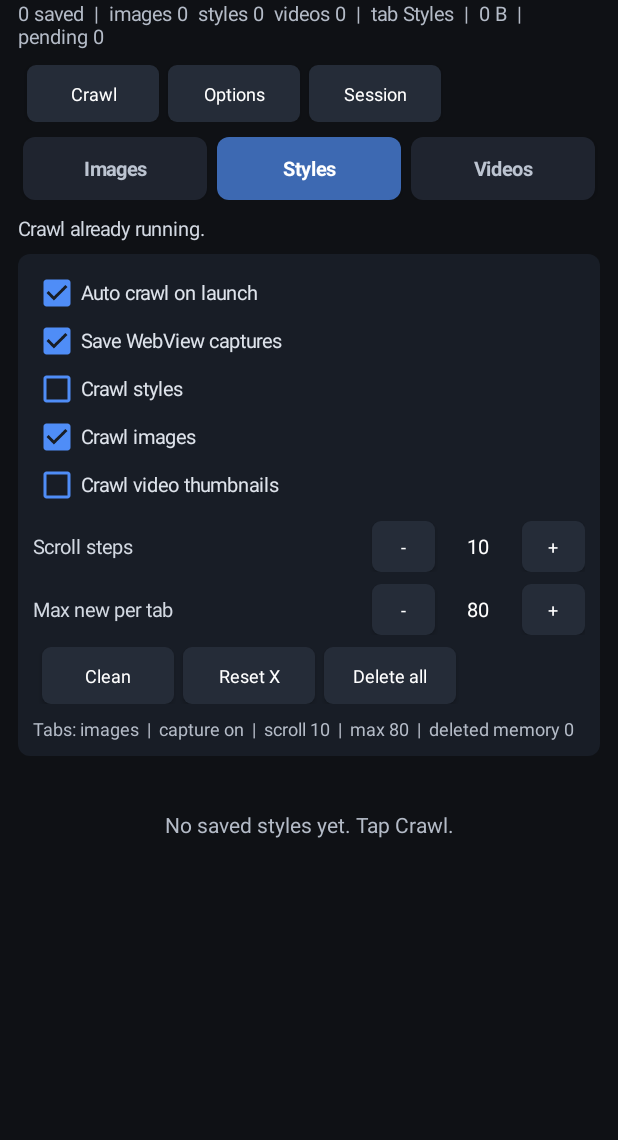
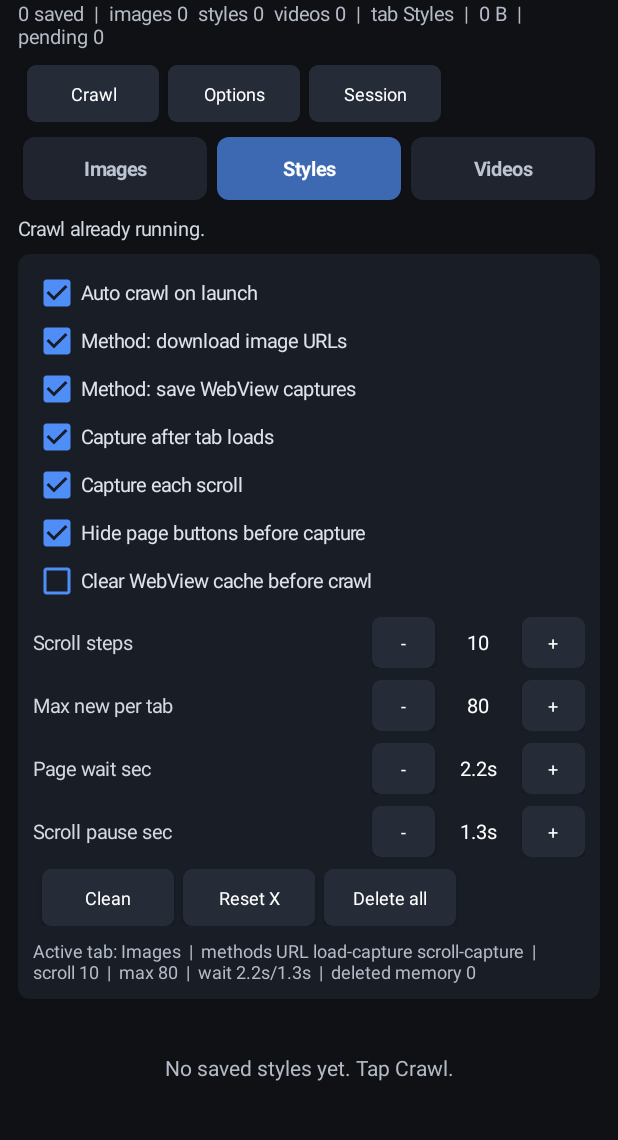
Before and after one commit to dicacros-gif/mcodex, an Android app: the screen it shows after launch (MainActivity), after a tap on "Options", on a phone screen of 412 x 824 dp, the part 62-1202 px from its top. Run offline under Robolectric (Android 15) with nearby library versions, the phone set to English and light mode, and no system bars; pictures from the network do not load; 3 other taps on this screen came first.

Commit message:
Add Android crawl fallback options

```diff
--- a/app/src/main/java/com/dicacros/mcodex/MainActivity.java
+++ b/app/src/main/java/com/dicacros/mcodex/MainActivity.java
@@ -136,21 +136,32 @@ public class MainActivity extends Activity {
     private TextView optionsSummaryText;
     private TextView scrollValueText;
     private TextView maxPerTabValueText;
+    private TextView pageWaitValueText;
+    private TextView scrollPauseValueText;
     private CheckBox autoStartCheck;
+    private CheckBox downloadUrlsCheck;
     private CheckBox captureScreensCheck;
-    private CheckBox stylesCheck;
-    private CheckBox imagesCheck;
-    private CheckBox videosCheck;
+    private CheckBox captureOnLoadCheck;
+    private CheckBox captureEachScrollCheck;
+    private CheckBox stripPageChromeCheck;
+    private CheckBox clearCacheBeforeCrawlCheck;
     private String userAgent;
     private int targetIndex;
     private int scrollStep;
     private int pendingDownloads;
     private int scrollSteps;
     private int maxPerTab;
+    private int pageWaitMs;
+    private int scrollPauseMs;
     private final int[] queuedByTab = new int[KINDS.length];
     private final Button[] kindTabButtons = new Button[KINDS.length];
     private boolean autoStart;
+    private boolean downloadUrls;
     private boolean captureScreens;
+    private boolean captureOnLoad;
+    private boolean captureEachScroll;
+    private boolean stripPageChrome;
+    private boolean clearCacheBeforeCrawl;
     private boolean includeStyles;
     private boolean includeImages;
     private boolean includeVideos;
@@ -320,15 +331,19 @@ public class MainActivity extends Activity {
         panel.addView(checks);
 
         autoStartCheck = optionCheck("Auto crawl on launch", autoStart);
-        captureScreensCheck = optionCheck("Save WebView captures", captureScreens);
-        stylesCheck = optionCheck("Crawl styles", includeStyles);
-        imagesCheck = optionCheck("Crawl images", includeImages);
-        videosCheck = optionCheck("Crawl video thumbnails", includeVideos);
+        downloadUrlsCheck = optionCheck("Method: download image URLs", downloadUrls);
+        captureScreensCheck = optionCheck("Method: save WebView captures", captureScreens);
+        captureOnLoadCheck = optionCheck("Capture after tab loads", captureOnLoad);
+        captureEachScrollCheck = optionCheck("Capture each scroll", captureEachScroll);
+        stripPageChromeCheck = optionCheck("Hide page buttons before capture", stripPageChrome);
+        clearCacheBeforeCrawlCheck = optionCheck("Clear WebView cache before crawl", clearCacheBeforeCrawl);
         checks.addView(autoStartCheck);
+        checks.addView(downloadUrlsCheck);
         checks.addView(captureScreensCheck);
-        checks.addView(stylesCheck);
-        checks.addView(imagesCheck);
-        checks.addView(videosCheck);
+        checks.addView(captureOnLoadCheck);
+        checks.addView(captureEachScrollCheck);
+        checks.addView(stripPageChromeCheck);
+        checks.addView(clearCacheBeforeCrawlCheck);
 
         View.OnClickListener optionChanged = v -> {
             syncOptionsFromUi();
@@ -336,13 +351,17 @@ public class MainActivity extends Activity {
             updateOptionsSummary();
         };
         autoStartCheck.setOnClickListener(optionChanged);
+        downloadUrlsCheck.setOnClickListener(optionChanged);
         captureScreensCheck.setOnClickListener(optionChanged);
-        stylesCheck.setOnClickListener(optionChanged);
-        imagesCheck.setOnClickListener(optionChanged);
-        videosCheck.setOnClickListener(optionChanged);
-
-        panel.addView(numberOptionRow("Scroll steps", () -> changeScrollSteps(-1), () -> changeScrollSteps(1), true));
-        panel.addView(numberOptionRow("Max new per tab", () -> changeMaxPerTab(-10), () -> changeMaxPerTab(10), false));
+        captureOnLoadCheck.setOnClickListener(optionChanged);
+        captureEachScrollCheck.setOnClickListener(optionChanged);
+        stripPageChromeCheck.setOnClickListener(optionChanged);
+        clearCacheBeforeCrawlCheck.setOnClickListener(optionChanged);
+
+        panel.addView(numberOptionRow("Scroll steps", () -> changeScrollSteps(-1), () -> changeScrollSteps(1), 0));
+        panel.addView(numberOptionRow("Max new per tab", () -> changeMaxPerTab(-10), () -> changeMaxPerTab(10), 1));
+        panel.addView(numberOptionRow("Page wait sec", () -> changePageWait(-500), () -> changePageWait(500), 2));
+        panel.addView(numberOptionRow("Scroll pause sec", () -> changeScrollPause(-250), () -> changeScrollPause(250), 3));
 
         LinearLayout actions = new LinearLayout(this);
         actions.setOrientation(LinearLayout.HORIZONTAL);
@@ -414,7 +433,7 @@ public class MainActivity extends Activity {
         }
     }
 
-    private LinearLayout numberOptionRow(String label, Runnable minus, Runnable plus, boolean scrollRow) {
+    private LinearLayout numberOptionRow(String label, Runnable minus, Runnable plus, int valueKind) {
         LinearLayout row = new LinearLayout(this);
         row.setOrientation(LinearLayout.HORIZONTAL);
         row.setGravity(Gravity.CENTER_VERTICAL);
@@ -440,10 +459,14 @@ public class MainActivity extends Activity {
         plusButton.setOnClickListener(v -> plus.run());
         row.addView(plusButton, new LinearLayout.LayoutParams(dp(42), dp(34)));
 
-        if (scrollRow) {
+        if (valueKind == 0) {
             scrollValueText = valueView;
+        } else if (valueKind == 1) {
+            maxPerTabValueText = valueView;
+        } else if (valueKind == 2) {
+            pageWaitValueText = valueView;
         } else {
-            maxPerTabValueText = valueView;
+            scrollPauseValueText = valueView;
         }
         updateNumberLabels();
         return row;
@@ -461,12 +484,19 @@ public class MainActivity extends Activity {
 
     private void loadOptions() {
         autoStart = prefs.getBoolean("autoStart", true);
+        downloadUrls = prefs.getBoolean("downloadUrls", true);
         captureScreens = prefs.getBoolean("captureScreens", true);
+        captureOnLoad = prefs.getBoolean("captureOnLoad", true);
+        captureEachScroll = prefs.getBoolean("captureEachScroll", true);
+        stripPageChrome = prefs.getBoolean("stripPageChrome", true);
+        clearCacheBeforeCrawl = prefs.getBoolean("clearCacheBeforeCrawl", false);
         includeStyles = prefs.getBoolean("includeStyles", true);
         includeImages = prefs.getBoolean("includeImages", true);
         includeVideos = prefs.getBoolean("includeVideos", true);
         scrollSteps = clamp(prefs.getInt("scrollSteps", DEFAULT_SCROLL_STEPS), 1, 30);
         maxPerTab = clamp(prefs.getInt("maxPerTab", DEFAULT_MAX_PER_TAB), 10, 300);
+        pageWaitMs = clamp(prefs.getInt("pageWaitMs", 2200), 800, 8000);
+        scrollPauseMs = clamp(prefs.getInt("scrollPauseMs", 1300), 500, 5000);
         activeKind = prefs.getString("activeKind", "images");
         if (!"images".equals(activeKind) && !"styles".equals(activeKind) && !"videos".equals(activeKind)) {
             activeKind = "images";
@@ -478,21 +508,30 @@ public class MainActivity extends Activity {
             return;
         }
         autoStart = autoStartCheck.isChecked();
+        downloadUrls = downloadUrlsCheck.isChecked();
         captureScreens = captureScreensCheck.isChecked();
-        includeStyles = stylesCheck.isChecked();
-        includeImages = imagesCheck.isChecked();
-        includeVideos = videosCheck.isChecked();
+        captureOnLoad = captureOnLoadCheck.isChecked();
+        captureEachScroll = captureEachScrollCheck.isChecked();
+        stripPageChrome = stripPageChromeCheck.isChecked();
+        clearCacheBeforeCrawl = clearCacheBeforeCrawlCheck.isChecked();
     }
 
     private void saveOptions() {
         prefs.edit()
                 .putBoolean("autoStart", autoStart)
+                .putBoolean("downloadUrls", downloadUrls)
                 .putBoolean("captureScreens", captureScreens)
+                .putBoolean("captureOnLoad", captureOnLoad)
+                .putBoolean("captureEachScroll", captureEachScroll)
+                .putBoolean("stripPageChrome", stripPageChrome)
+                .putBoolean("clearCacheBeforeCrawl", clearCacheBeforeCrawl)
                 .putBoolean("includeStyles", includeStyles)
                 .putBoolean("includeImages", includeImages)
                 .putBoolean("includeVideos", includeVideos)
                 .putInt("scrollSteps", scrollSteps)
                 .putInt("maxPerTab", maxPerTab)
+                .putInt("pageWaitMs", pageWaitMs)
+                .putInt("scrollPauseMs", scrollPauseMs)
                 .putString("activeKind", activeKind)
                 .apply();
     }
@@ -502,23 +541,25 @@ public class MainActivity extends Activity {
         if (optionsSummaryText == null) {
             return;
         }
-        String tabs = "";
-        if (includeStyles) {
-            tabs += "styles ";
-        }
-        if (includeImages) {
-            tabs += "images ";
-        }
-        if (includeVideos) {
-            tabs += "videos ";
-        }
-        if (tabs.length() == 0) {
-            tabs = "none";
-        }
-        optionsSummaryText.setText("Tabs: " + tabs.trim()
-                + "  |  capture " + (captureScreens ? "on" : "off")
+        String methods = "";
+        if (downloadUrls) {
+            methods += "URL ";
+        }
+        if (captureScreens && captureOnLoad) {
+            methods += "load-capture ";
+        }
+        if (captureScreens && captureEachScroll) {
+            methods += "scroll-capture ";
+        }
+        if (methods.length() == 0) {
+            methods = "none";
+        }
+        optionsSummaryText.setText("Active tab: " + displayKind(activeKind)
+                + "  |  methods " + methods.trim()
                 + "  |  scroll " + scrollSteps
                 + "  |  max " + maxPerTab
+                + "  |  wait " + formatSeconds(pageWaitMs)
+                + "/" + formatSeconds(scrollPauseMs)
                 + "  |  deleted memory " + deletedKeys.size());
     }
 
@@ -528,6 +569,12 @@ public class MainActivity extends Activity {
         }
         if (maxPerTabValueText != null) {
             maxPerTabValueText.setText(String.valueOf(maxPerTab));
+        }
+        if (pageWaitValueText != null) {
+            pageWaitValueText.setText(formatSeconds(pageWaitMs));
+        }
+        if (scrollPauseValueText != null) {
+            scrollPauseValueText.setText(formatSeconds(scrollPauseMs));
         }
     }
 
@@ -539,6 +586,18 @@ public class MainActivity extends Activity {
 
     private void changeMaxPerTab(int delta) {
         maxPerTab = clamp(maxPerTab + delta, 10, 300);
+        saveOptions();
+        updateOptionsSummary();
+    }
+
+    private void changePageWait(int delta) {
+        pageWaitMs = clamp(pageWaitMs + delta, 800, 8000);
+        saveOptions();
+        updateOptionsSummary();
+    }
+
+    private void changeScrollPause(int delta) {
+        scrollPauseMs = clamp(scrollPauseMs + delta, 500, 5000);
         saveOptions();
         updateOptionsSummary();
     }
@@ -675,7 +734,12 @@ public class MainActivity extends Activity {
                 }
                 setStatus("Loaded " + LABELS[targetIndex] + ". Reading visible thumbnails...");
                 scrollStep = 0;
-                mainHandler.postDelayed(MainActivity.this::crawlStep, 2200);
+                mainHandler.postDelayed(() -> {
+                    if (captureScreens && captureOnLoad) {
+                        captureVisiblePage(KINDS[targetIndex], LABELS[targetIndex], targetIndex);
+                    }
+                    mainHandler.postDelayed(MainActivity.this::crawlStep, 350);
+                }, pageWaitMs);
             }
         });
     }
@@ -710,9 +774,16 @@ public class MainActivity extends Activity {
         syncOptionsFromUi();
         setOnlyActiveKindEnabled();
         saveOptions();
+        if (!downloadUrls && !(captureScreens && (captureOnLoad || captureEachScroll))) {
+            setStatus("Turn on at least one method in Options.");
+            return;
+        }
         if (!hasEnabledTab()) {
             setStatus("Select Images, Styles, or Videos.");
             return;
+        }
+        if (clearCacheBeforeCrawl) {
+            webView.clearCache(false);
         }
         crawling = true;
         for (int i = 0; i < queuedByTab.length; i++) {
@@ -728,11 +799,6 @@ public class MainActivity extends Activity {
         includeStyles = "styles".equals(activeKind);
         includeImages = "images".equals(activeKind);
         includeVideos = "videos".equals(activeKind);
-        if (stylesCheck != null) {
-            stylesCheck.setChecked(includeStyles);
-            imagesCheck.setChecked(includeImages);
-            videosCheck.setChecked(includeVideos);
-        }
         updateOptionsSummary();
     }
 
@@ -756,13 +822,13 @@ public class MainActivity extends Activity {
             return;
         }
 
-        extractVisibleUrls();
+        extractVisibleUrls(captureScreens && captureEachScroll);
 
         if (scrollStep < scrollSteps) {
             scrollStep++;
             webView.evaluateJavascript(SCROLL_JS, value -> {
                 setStatus("Crawling " + LABELS[targetIndex] + " " + scrollStep + "/" + scrollSteps);
-                mainHandler.postDelayed(MainActivity.this::crawlStep, 1300);
+                mainHandler.postDelayed(MainActivity.this::crawlStep, scrollPauseMs);
             });
             return;
         }
@@ -772,7 +838,7 @@ public class MainActivity extends Activity {
         mainHandler.postDelayed(this::loadTarget, 700);
     }
 
-    private void extractVisibleUrls() {
+    private void extractVisibleUrls(boolean allowCapture) {
         final int kindIndex = targetIndex;
         final String kind = KINDS[kindIndex];
         final String label = LABELS[kindIndex];
@@ -789,7 +855,7 @@ public class MainActivity extends Activity {
                     return;
                 }
 
-                if (urls != null) {
+                if (downloadUrls && urls != null) {
                     for (int i = 0; i < urls.length(); i++) {
                         if (queuedByTab[kindIndex] >= maxPerTab) {
                             break;
@@ -808,14 +874,16 @@ public class MainActivity extends Activity {
                     }
                 }
 
-                if (captureScreens) {
+                if (allowCapture) {
                     captureVisiblePage(kind, label, kindIndex);
                 }
 
                 if (queued > 0) {
                     setStatus(label + ": queued " + queued + " new thumbnails.");
-                } else if (!captureScreens) {
-                    setStatus(label + ": no downloadable thumbnails found.");
+                } else if (!allowCapture && !downloadUrls) {
+                    setStatus(label + ": no active method for this step.");
+                } else if (!allowCapture) {
+                    setStatus(label + ": no downloadable thumbnails found. Try capture methods in Options.");
                 }
             } catch (JSONException e) {
                 setStatus("Could not read page data yet.");
@@ -827,7 +895,7 @@ public class MainActivity extends Activity {
         if (queuedByTab[kindIndex] >= maxPerTab || webView.getWidth() <= 0 || webView.getHeight() <= 0) {
             return;
         }
-        webView.evaluateJavascript(CLEAN_PAGE_JS, ignored -> {
+        Runnable capture = () -> {
             try {
                 int width = webView.getWidth();
                 int height = webView.getHeight();
@@ -852,7 +920,12 @@ public class MainActivity extends Activity {
             } catch (Exception ignoredCaptureError) {
                 setStatus(label + ": WebView capture failed.");
             }
-        });
+        };
+        if (stripPageChrome) {
+            webView.evaluateJavascript(CLEAN_PAGE_JS, ignored -> capture.run());
+        } else {
+            capture.run();
+        }
     }
 
     private void saveCapturedBytes(String kind, String label, String key, byte[] bytes) throws IOException {
@@ -1426,6 +1499,10 @@ public class MainActivity extends Activity {
         return String.format(Locale.US, "%.1f MB", mb);
     }
 
+    private String formatSeconds(int millis) {
+        return String.format(Locale.US, "%.1fs", millis / 1000.0);
+    }
+
     private int clamp(int value, int min, int max) {
         return Math.max(min, Math.min(max, value));
     }
```
Also changed, not shown: 1 other file.
